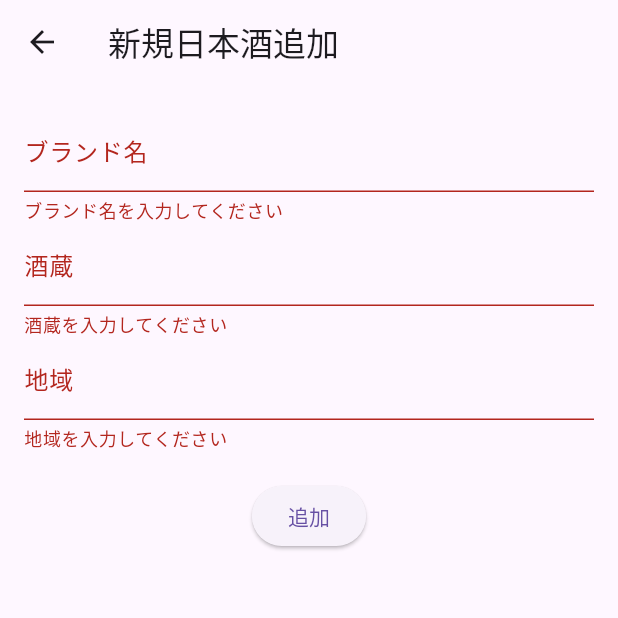
After one commit to kmkm92/japanese_sake_app, a Flutter app: the AddSakeScreen screen opened directly, after a tap on "追加", on a phone screen of 412 x 824 dp, the top half of it. The commit adds this screen. Run offline on Flutter 3.47's test engine with Material 3 defaults, Android fonts, the phone set to English and light mode, and no system bars; our stand-ins replace drift, flutter_riverpod, freezed_annotation; accounts and stored records are empty; generated files the repository leaves out were written again; network calls fail.

Commit message:
DB設定

```diff
--- /dev/null
+++ b/build.yaml
@@ -0,0 +1,6 @@
+targets:
+  $default:
+    builders:
+      drift_dev:
+        options:
+          # generate_connect_constructor: true
--- /dev/null
+++ b/devtools_options.yaml
@@ -0,0 +1,3 @@
+description: This file stores settings for Dart & Flutter DevTools.
+documentation: https://docs.flutter.dev/tools/devtools/extensions#configure-extension-enablement-states
+extensions:
--- /dev/null
+++ b/lib/ui/screens/add_mt_sake_list_screen.dart
@@ -0,0 +1,76 @@
+import 'package:flutter/material.dart';
+import 'package:japanese_sake_app/models/brand_detail.dart';
+
+class AddSakeScreen extends StatelessWidget {
+  const AddSakeScreen({Key? key}) : super(key: key);
+
+  @override
+  Widget build(BuildContext context) {
+    final _formKey = GlobalKey<FormState>();
+    final _brandController = TextEditingController();
+    final _breweryController = TextEditingController();
+    final _areaController = TextEditingController();
+
+    return Scaffold(
+      appBar: AppBar(
+        title: const Text('新規日本酒追加'),
+      ),
+      body: Padding(
+        padding: const EdgeInsets.all(16.0),
+        child: Form(
+          key: _formKey,
+          child: Column(
+            children: [
+              TextFormField(
+                controller: _brandController,
+                decoration: const InputDecoration(labelText: 'ブランド名'),
+                validator: (value) {
+                  if (value == null || value.isEmpty) {
+                    return 'ブランド名を入力してください';
+                  }
+                  return null;
+                },
+              ),
+              TextFormField(
+                controller: _breweryController,
+                decoration: const InputDecoration(labelText: '酒蔵'),
+                validator: (value) {
+                  if (value == null || value.isEmpty) {
+                    return '酒蔵を入力してください';
+                  }
+                  return null;
+                },
+              ),
+              TextFormField(
+                controller: _areaController,
+                decoration: const InputDecoration(labelText: '地域'),
+                validator: (value) {
+                  if (value == null || value.isEmpty) {
+                    return '地域を入力してください';
+                  }
+                  return null;
+                },
+              ),
+              const SizedBox(height: 20),
+              ElevatedButton(
+                onPressed: () {
+                  if (_formKey.currentState!.validate()) {
+                    final newSake = BrandDetail(
+                      id: 0,
+                      brand: _brandController.text,
+                      brewery: _breweryController.text,
+                      area: _areaController.text,
+                    );
+                    // 新規日本酒を追加する処理
+                    Navigator.pop(context, newSake);
+                  }
+                },
+                child: const Text('追加'),
+              ),
+            ],
+          ),
+        ),
+      ),
+    );
+  }
+}
--- a/pubspec.yaml
+++ b/pubspec.yaml
@@ -35,6 +35,10 @@ dependencies:
   http: ^1.2.2
   flutter_riverpod: ^2.5.1
   freezed_annotation: ^2.4.4
+  drift: ^2.19.1
+  path_provider: ^2.1.4
+  sqlite3_flutter_libs: ^0.5.24
+  path: ^1.9.0
 
 
 dev_dependencies:
@@ -45,6 +49,7 @@ dev_dependencies:
   freezed: ^2.5.2
   build_runner: ^2.4.11
   json_serializable: ^6.8.0
+  drift_dev: ^2.19.1
 
 # For information on the generic Dart part of this file, see the
 # following page: https://dart.dev/tools/pub/pubspec
```
Also changed, not shown: lib/database/app_database.dart (added, +60 -0 lines), lib/models/db_table.dart (added, +47 -0 lines), lib/providers/database_providers.dart (added, +85 -0 lines), lib/ui/screens/my_sake_list_screen.dart (+10 -0 lines), lib/database/app_database.g.dart (added), lib/models/db_table.freezed.dart (added), lib/models/db_table.g.dart (added), pubspec.lock, 14 other files.
